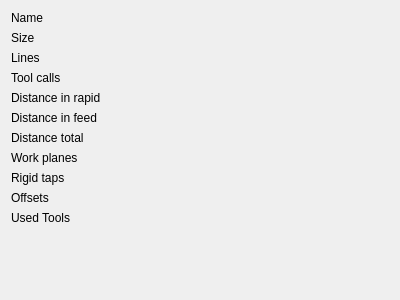
Qt form src/qtpyvcp/widgets/display_widgets/gcode_properties.ui (kcjengr/qtpyvcp) before a commit.
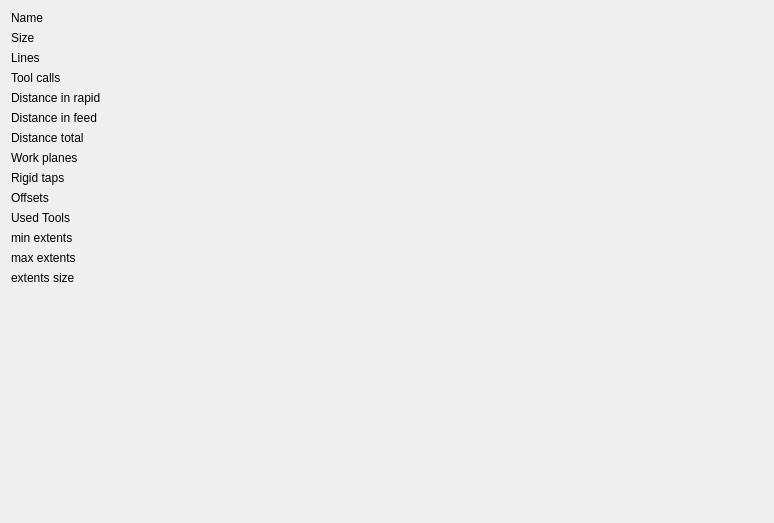
The same form after that commit. Custom widgets are drawn as their Qt base class.

Commit message: calculate the program extents and its size

The edit to the form file:
```diff
--- a/src/qtpyvcp/widgets/display_widgets/gcode_properties.ui
+++ b/src/qtpyvcp/widgets/display_widgets/gcode_properties.ui
@@ -6,8 +6,8 @@
    <rect>
     <x>0</x>
     <y>0</y>
-    <width>400</width>
-    <height>300</height>
+    <width>774</width>
+    <height>523</height>
    </rect>
   </property>
   <property name="windowTitle">
@@ -170,6 +170,48 @@
        </property>
       </widget>
      </item>
+     <item row="11" column="0">
+      <widget class="QLabel" name="label_14">
+       <property name="text">
+        <string>min extents</string>
+       </property>
+      </widget>
+     </item>
+     <item row="11" column="1">
+      <widget class="StatusLabel" name="statuslabel_22">
+       <property name="rules" stdset="0">
+        <string>[{&quot;name&quot;: &quot;mix_extents&quot;, &quot;property&quot;: &quot;Text&quot;, &quot;expression&quot;: &quot;f\&quot;{ch[0]}\&quot;&quot;, &quot;channels&quot;: [{&quot;url&quot;: &quot;gcode_properties:min_extents&quot;, &quot;trigger&quot;: true}]}]</string>
+       </property>
+      </widget>
+     </item>
+     <item row="12" column="0">
+      <widget class="QLabel" name="label_15">
+       <property name="text">
+        <string>max extents</string>
+       </property>
+      </widget>
+     </item>
+     <item row="12" column="1">
+      <widget class="StatusLabel" name="statuslabel_23">
+       <property name="rules" stdset="0">
+        <string>[{&quot;name&quot;: &quot;max_extents&quot;, &quot;property&quot;: &quot;Text&quot;, &quot;expression&quot;: &quot;f\&quot;{ch[0]}\&quot;&quot;, &quot;channels&quot;: [{&quot;url&quot;: &quot;gcode_properties:max_extents&quot;, &quot;trigger&quot;: true}]}]</string>
+       </property>
+      </widget>
+     </item>
+     <item row="13" column="0">
+      <widget class="QLabel" name="label_16">
+       <property name="text">
+        <string>extents size</string>
+       </property>
+      </widget>
+     </item>
+     <item row="13" column="1">
+      <widget class="StatusLabel" name="statuslabel_24">
+       <property name="rules" stdset="0">
+        <string>[{&quot;name&quot;: &quot;extents_size&quot;, &quot;property&quot;: &quot;Text&quot;, &quot;expression&quot;: &quot;f\&quot;{ch[0]}\&quot;&quot;, &quot;channels&quot;: [{&quot;url&quot;: &quot;gcode_properties:extents_size&quot;, &quot;trigger&quot;: true}]}]</string>
+       </property>
+      </widget>
+     </item>
     </layout>
    </item>
   </layout>
```
The commit also changes 1 other file.
